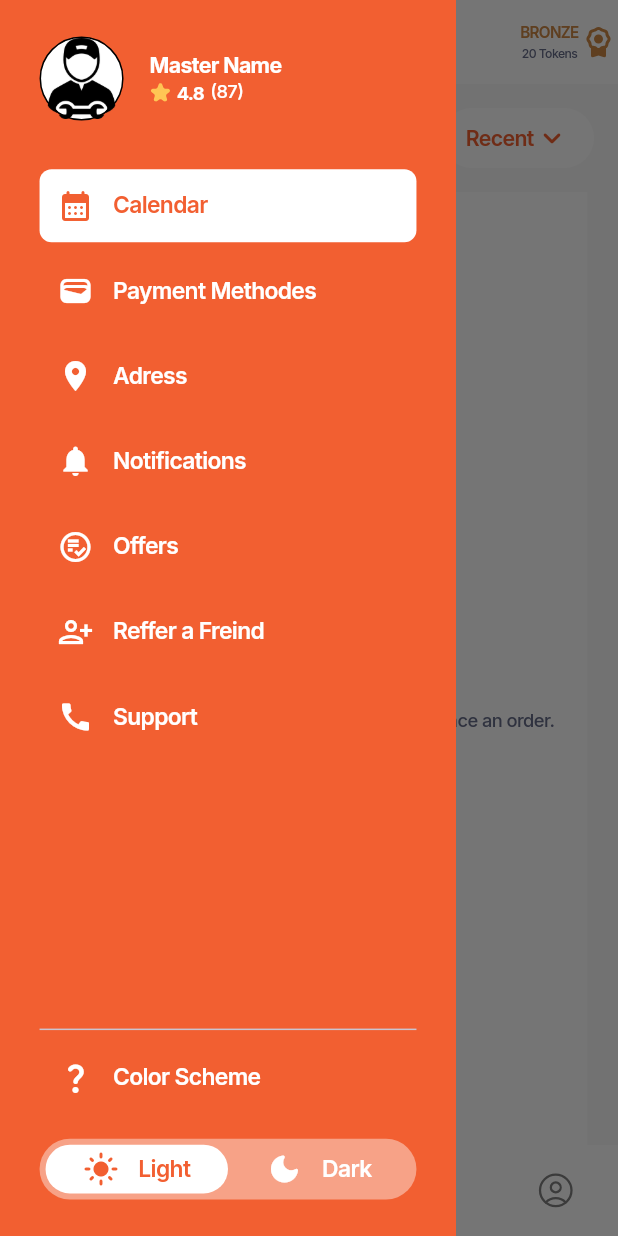
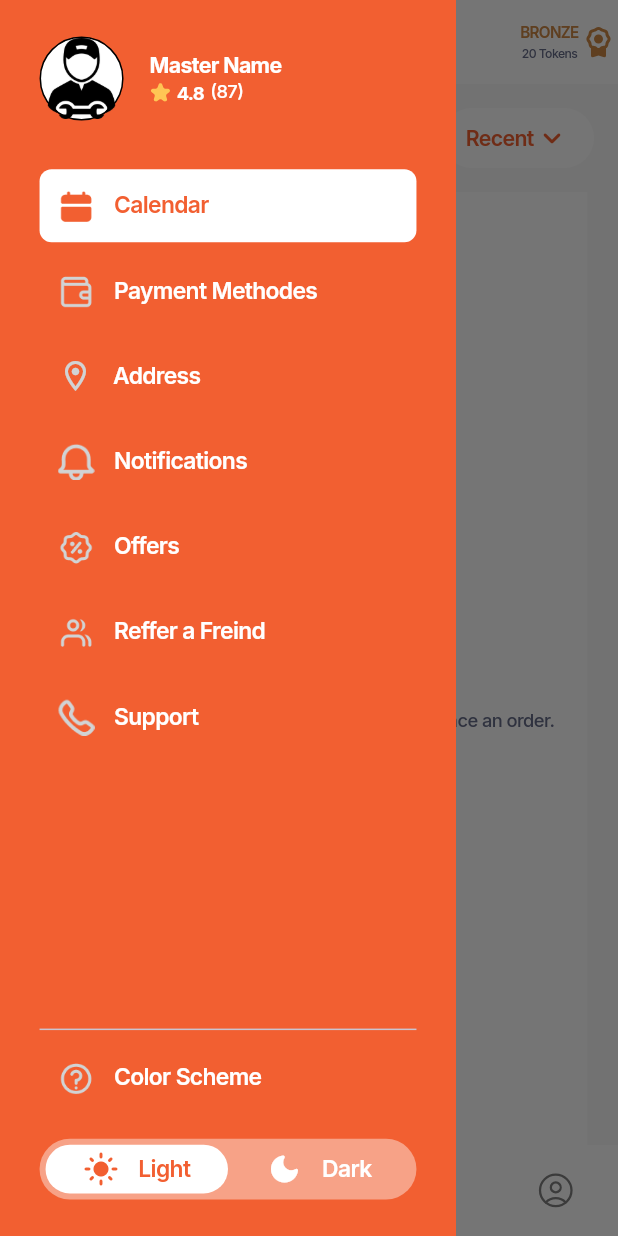
Before and after one commit to aymer-prime/gelirx, a Flutter app: the AlternateMainPage screen opened by its route, item 3 of the bottom bar chosen, with the side drawer open, on a phone screen of 412 x 824 dp. Run offline on Flutter 3.47's test engine with Material 3 defaults, Android fonts, the phone set to English and light mode, and no system bars; our stand-ins replace another_flushbar, auto_route, bloc, cached_network_image, connectivity_plus, dartz and 24 more; missing offline and left inert: dart:ffi, flutter_callkit_incoming, flutter_facebook_auth, flutter_map_cancellable_tile_provider, geolocator_platform_interface; accounts and stored records are empty; network calls fail.

Commit message:
update drawer icons

```diff
--- a/lib/app/utils/resources/assets_manager.dart
+++ b/lib/app/utils/resources/assets_manager.dart
@@ -14,6 +14,13 @@ class ImageAssets {
   static const String userIcon = '$imagePath/misc/user_icon.png';
   static const String tierIcon = '$imagePath/misc/tier_icon.svg';
   static const String masterMarker = '$imagePath/misc/master.png';
+  static const String calender = '$imagePath/drawer/calender.png';
+  static const String wallet = '$imagePath/drawer/wallet.png';
+  static const String notification = '$imagePath/drawer/notification.png';
+  static const String offer = '$imagePath/drawer/offer.png';
+  static const String refer = '$imagePath/drawer/refer.png';
+  static const String support = '$imagePath/drawer/support.png';
+  static const String question = '$imagePath/drawer/question.png';
   //navbar
   static const String navbarBooking = '$imagePath/navbar/navbar_booking.svg';
   static const String navbarHome = '$imagePath/navbar/navbar_home.svg';
--- a/lib/features/main/presentation/page/alternate_main_page.dart
+++ b/lib/features/main/presentation/page/alternate_main_page.dart
@@ -184,50 +184,50 @@ class _AlternateMainPageState extends State<AlternateMainPage> {
               DrawerTile(
                 isSelected: true,
                 label: 'Calendar',
-                icon: Icons.calendar_month_rounded,
+                icon: Image.asset(ImageAssets.calender),
               ),
               SizedBox(height: AppSize.s8.h),
               DrawerTile(
                 isSelected: false,
                 label: 'Payment Methodes',
-                icon: Icons.wallet_rounded,
+                icon: Image.asset(ImageAssets.wallet),
               ),
               SizedBox(height: AppSize.s8.h),
               DrawerTile(
                 isSelected: false,
-                label: 'Adress',
-                icon: Icons.location_on,
+                label: 'Address',
+                icon: Icon(Icons.location_on_outlined, color: Color(0xffD1D3D4)),
               ),
               SizedBox(height: AppSize.s8.h),
               DrawerTile(
                 isSelected: false,
                 label: 'Notifications',
-                icon: Icons.notifications,
+                icon: Image.asset(ImageAssets.notification),
               ),
               SizedBox(height: AppSize.s8.h),
               DrawerTile(
                 isSelected: false,
                 label: 'Offers',
-                icon: Icons.playlist_add_check_circle_outlined,
+                icon: Image.asset(ImageAssets.offer),
               ),
               SizedBox(height: AppSize.s8.h),
               DrawerTile(
                 isSelected: false,
                 label: 'Reffer a Freind',
-                icon: Icons.person_add_alt,
+                icon: Image.asset(ImageAssets.refer),
               ),
               SizedBox(height: AppSize.s8.h),
               DrawerTile(
                 isSelected: false,
                 label: 'Support',
-                icon: Icons.call,
+                icon: Image.asset(ImageAssets.support),
               ),
               Expanded(child: SizedBox()),
               Divider(),
               DrawerTile(
                 isSelected: false,
                 label: 'Color Scheme',
-                icon: Icons.question_mark_rounded,
+                icon: Image.asset(ImageAssets.question),
               ),
               SizedBox(height: AppSize.s16.h),
               Container(
--- a/lib/features/main/presentation/widgets/drawer_tile.dart
+++ b/lib/features/main/presentation/widgets/drawer_tile.dart
@@ -8,7 +8,7 @@ import 'package:gelirx/app/utils/resources/values_manager.dart';
 class DrawerTile extends StatelessWidget {
   final bool isSelected;
   final String label;
-  final IconData icon;
+  final Widget icon;
   const DrawerTile({
     super.key,
     required this.isSelected,
@@ -29,10 +29,7 @@ class DrawerTile extends StatelessWidget {
       ),
       child: Row(
         children: [
-          Icon(
-            icon,
-            color: isSelected ? ColorManager.primary : ColorManager.white,
-          ),
+          icon,
           SizedBox(width: AppSize.s12.w),
           Text(
             label,
--- a/pubspec.yaml
+++ b/pubspec.yaml
@@ -112,6 +112,7 @@ flutter:
   # To add assets to your application, add an assets section, like this:
   assets:
     - assets/images/misc/
+    - assets/images/drawer/
     - assets/images/navbar/
     - assets/images/login_buttons/
     - assets/images/services/
```
Also changed, not shown: assets/images/drawer/calender.png (added), assets/images/drawer/notification.png (added), assets/images/drawer/offer.png (added), assets/images/drawer/question.png (added), assets/images/drawer/refer.png (added), assets/images/drawer/support.png (added), assets/images/drawer/wallet.png (added).
